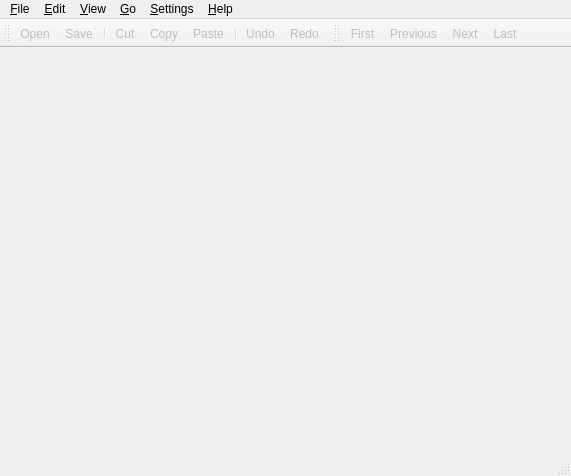
This is editor/ui/MainEditor.ui in cc-archive/pootle as Qt 5 draws it before an edit. The edited form follows.
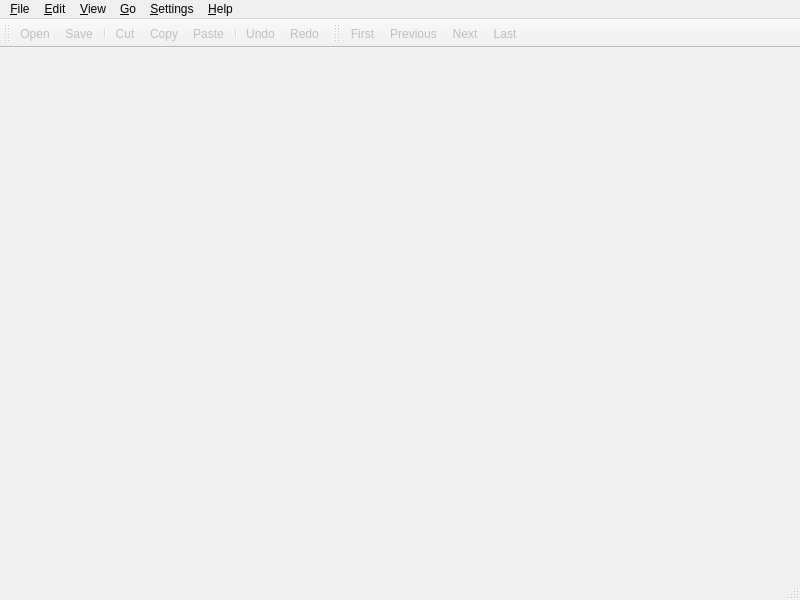
This is the edited form. Icons and pictures are not drawn.

Commit message: change default windows size to 800,600 in design mode

What changed in the file:
```diff
--- a/editor/ui/MainEditor.ui
+++ b/editor/ui/MainEditor.ui
@@ -11,8 +11,8 @@
    <rect>
     <x>0</x>
     <y>0</y>
-    <width>571</width>
-    <height>476</height>
+    <width>800</width>
+    <height>600</height>
    </rect>
   </property>
   <property name="contextMenuPolicy" >
@@ -30,8 +30,8 @@
     <rect>
      <x>0</x>
      <y>0</y>
-     <width>571</width>
-     <height>28</height>
+     <width>800</width>
+     <height>30</height>
     </rect>
    </property>
    <widget class="QMenu" name="menuHelp" >
@@ -165,9 +165,9 @@
    <property name="geometry" >
     <rect>
      <x>0</x>
-     <y>455</y>
-     <width>571</width>
-     <height>21</height>
+     <y>577</y>
+     <width>800</width>
+     <height>23</height>
     </rect>
    </property>
   </widget>
```
